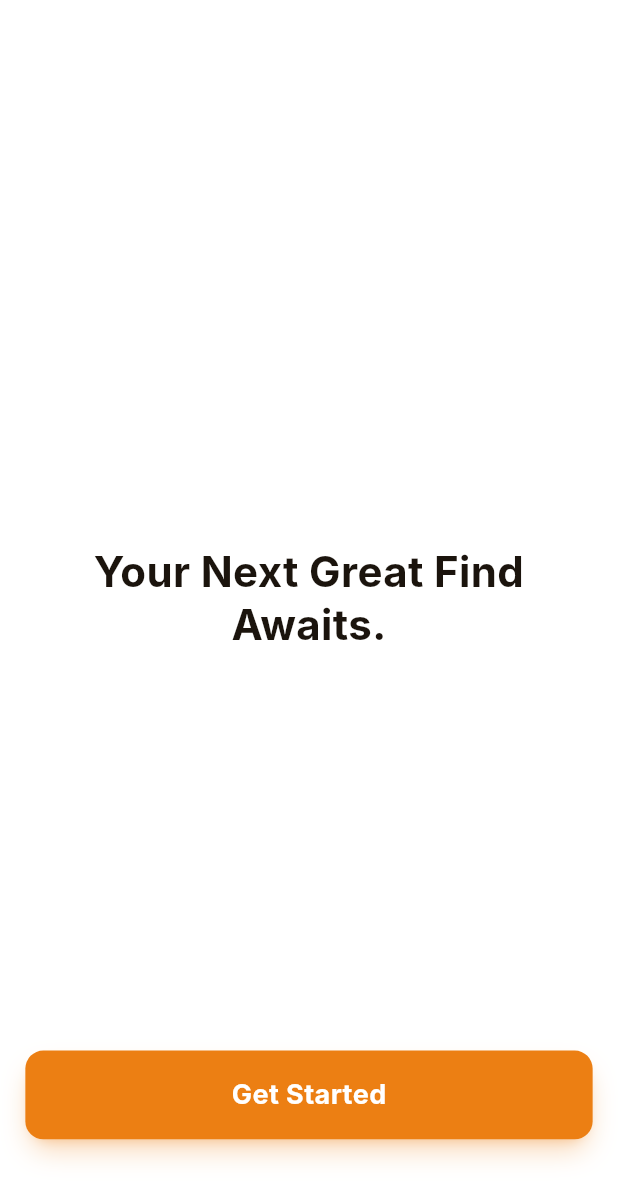
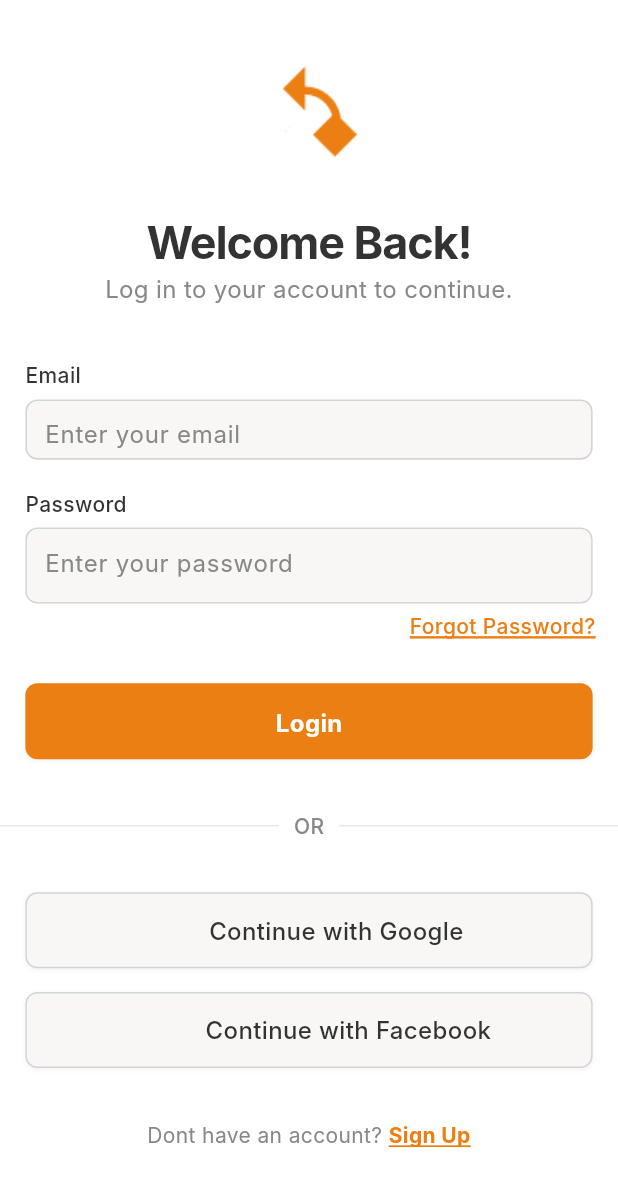
Before and after one commit to bougdar/job-auction, a Flutter app: the screen it shows after launch, on a phone screen of 412 x 824 dp. Shown: the top 1201 px of the screen. Run offline on Flutter 3.47's test engine with Material 3 defaults, Android fonts, the phone set to English and light mode, and no system bars; our stand-ins replace flutter_screenutil, get; Roboto replaces fonts that are missing (Inter).

Commit message:
login page mobile

```diff
--- a/auction_job/lib/main.dart
+++ b/auction_job/lib/main.dart
@@ -21,7 +21,7 @@ class MyApp extends StatelessWidget {
           debugShowCheckedModeBanner: false,
           title: 'Auction Job',
           theme: ThemeData(scaffoldBackgroundColor: Colors.white),
-          initialRoute: AppRoutes.welcome,
+          initialRoute: AppRoutes.loginpage,
           getPages: AppRoutes.pages,
         );
       },
--- a/auction_job/lib/pages/auth/login_page.dart
+++ b/auction_job/lib/pages/auth/login_page.dart
@@ -0,0 +1,363 @@
+import 'package:flutter/material.dart';
+import 'package:flutter_screenutil/flutter_screenutil.dart';
+
+class LoginPage extends StatelessWidget {
+  const LoginPage({super.key});
+
+  @override
+  Widget build(BuildContext context) {
+    return Scaffold(
+      body: Center(
+        child: Column(
+          children: [
+            SizedBox(height: 36.25.h),
+            Container(
+              width: 64.w,
+              height: 64.h,
+              child: Image.asset('lib/assets/logo.png'),
+            ),
+            SizedBox(height: 35.h),
+            SizedBox(
+              width: 217.12.w,
+              height: 36.h,
+              child: Text(
+                'Welcome Back!',
+                textAlign: TextAlign.center,
+                style: TextStyle(
+                  color: const Color(0xFF333333),
+                  fontSize: 30,
+                  fontFamily: 'Inter',
+                  fontWeight: FontWeight.w700,
+                  height: 1.25,
+                  letterSpacing: -0.75,
+                ),
+              ),
+            ),
+            SizedBox(
+              width: 263.35.w,
+              height: 20.h,
+              child: Text(
+                'Log in to your account to continue.',
+                textAlign: TextAlign.center,
+                style: TextStyle(
+                  color: const Color(0xFF888888),
+                  fontSize: 16,
+                  fontFamily: 'Inter',
+                  fontWeight: FontWeight.w400,
+                  height: 1.50,
+                ),
+              ),
+            ),
+            SizedBox(height: 35.h),
+            Container(
+              width: 358.w,
+              height: 67.h,
+              child: Column(
+                crossAxisAlignment: CrossAxisAlignment.start,
+                children: [
+                  Text(
+                    'Email',
+                    style: TextStyle(
+                      color: Color(0xFF333333),
+                      fontSize: 14,
+                      fontFamily: 'Inter',
+                      fontWeight: FontWeight.w500,
+                      height: 1.50.h,
+                    ),
+                  ),
+                  SizedBox(height: 5.h),
+                  Container(
+                    width: 358.w,
+                    height: 38.h,
+                    decoration: BoxDecoration(
+                      color: Color(0xFFF8F7F6),
+                      border: Border.all(width: 1.w, color: Color(0xFFD1D5DB)),
+                      borderRadius: BorderRadius.circular(8),
+                    ),
+                    child: TextField(
+                      decoration: InputDecoration(
+                        hintText: "Enter your email",
+                        hintStyle: TextStyle(
+                          color: Color(0xFF888888),
+                          fontSize: 16,
+                          fontFamily: 'Inter',
+                        ),
+                        border: InputBorder.none,
+                        contentPadding: EdgeInsets.symmetric(
+                          horizontal: 12,
+                          vertical: 8,
+                        ),
+                      ),
+                    ),
+                  ),
+                ],
+              ),
+            ),
+            SizedBox(height: 15.h),
+            Container(
+              width: 358.w,
+              height: 77.h,
+              child: Column(
+                crossAxisAlignment: CrossAxisAlignment.start,
+                children: [
+                  Text(
+                    'Password',
+                    style: TextStyle(
+                      color: Color(0xFF333333),
+                      fontSize: 14,
+                      fontFamily: 'Inter',
+                      fontWeight: FontWeight.w500,
+                      height: 1.50,
+                    ),
+                  ),
+                  SizedBox(height: 5),
+                  Container(
+                    width: 358.w,
+                    height: 48.h,
+                    decoration: BoxDecoration(
+                      color: Color(0xFFF8F7F6),
+                      border: Border.all(width: 1, color: Color(0xFFD1D5DB)),
+                      borderRadius: BorderRadius.circular(8),
+                    ),
+                    child: TextField(
+                      obscureText: true,
+                      decoration: InputDecoration(
+                        border: InputBorder.none,
+                        hintText: 'Enter your password',
+                        hintStyle: TextStyle(
+                          color: Color(0xFF888888),
+                          fontSize: 16,
+                          fontFamily: 'Inter',
+                        ),
+                        contentPadding: EdgeInsets.symmetric(
+                          horizontal: 12,
+                          vertical: 14,
+                        ),
+                      ),
+                    ),
+                  ),
+                ],
+              ),
+            ),
+            Padding(
+              padding: const EdgeInsets.only(right: 15),
+              child: Align(
+                alignment: Alignment.centerRight,
+                child: Text(
+                  'Forgot Password?',
+                  style: TextStyle(
+                    color: Color(0xFFEC7F13),
+                    fontSize: 14,
+                    fontFamily: 'Inter',
+                    fontWeight: FontWeight.w500,
+                    decoration: TextDecoration.underline,
+                    decorationColor: Color(0xFFEC7F13),
+                    decorationThickness: 1.5,
+                    height: 1.50,
+                  ),
+                ),
+              ),
+            ),
+            SizedBox(height: 26.h),
+            Container(
+              width: 358.w,
+              height: 48.h,
+              decoration: ShapeDecoration(
+                color: const Color(0xFFEC7F13),
+                shape: RoundedRectangleBorder(
+                  borderRadius: BorderRadius.circular(8),
+                ),
+                shadows: [
+                  BoxShadow(
+                    color: Color(0x0C000000),
+                    blurRadius: 2,
+                    offset: Offset(0, 1),
+                    spreadRadius: 0,
+                  ),
+                ],
+              ),
+              child: Stack(
+                children: [
+                  Positioned(
+                    left: 157.36.w,
+                    top: 14.h,
+                    child: SizedBox(
+                      width: 43.60.w,
+                      height: 20.h,
+                      child: Text(
+                        'Login',
+                        textAlign: TextAlign.center,
+                        style: TextStyle(
+                          color: Colors.white,
+                          fontSize: 16,
+                          fontFamily: 'Inter',
+                          fontWeight: FontWeight.w700,
+                          height: 1.50,
+                        ),
+                      ),
+                    ),
+                  ),
+                ],
+              ),
+            ),
+            SizedBox(height: 32.h),
+            Row(
+              children: [
+                Expanded(child: Container(height: 1, color: Color(0xFFE5E7EB))),
+                SizedBox(width: 10), // space between line and text
+                Text(
+                  'OR',
+                  style: TextStyle(
+                    color: Color(0xFF888888),
+                    fontSize: 14,
+                    fontFamily: 'Inter',
+                    fontWeight: FontWeight.w500,
+                    height: 1.50,
+                  ),
+                ),
+                SizedBox(width: 10), // space between text and line
+                Expanded(child: Container(height: 1, color: Color(0xFFE5E7EB))),
+              ],
+            ),
+            SizedBox(height: 32.h),
+            Container(
+              width: 358.w,
+              height: 48.h,
+              decoration: ShapeDecoration(
+                color: const Color(0xFFF8F7F6),
+                shape: RoundedRectangleBorder(
+                  side: BorderSide(width: 1, color: const Color(0xFFD1D5DB)),
+                  borderRadius: BorderRadius.circular(8),
+                ),
+                shadows: [
+                  BoxShadow(
+                    color: Color(0x0C000000),
+                    blurRadius: 2,
+                    offset: Offset(0, 1),
+                    spreadRadius: 0,
+                  ),
+                ],
+              ),
+              child: Stack(
+                children: [
+                  Positioned(
+                    left: 80.64.w,
+                    top: 14.h,
+                    child: Container(
+                      width: 20.w,
+                      height: 20.h,
+                      clipBehavior: Clip.antiAlias,
+                      decoration: BoxDecoration(),
+                    ),
+                  ),
+                  Positioned(
+                    left: 112.64.w,
+                    top: 12.h,
+                    child: SizedBox(
+                      width: 165.41.w,
+                      height: 24.h,
+                      child: Text(
+                        'Continue with Google',
+                        textAlign: TextAlign.center,
+                        style: TextStyle(
+                          color: const Color(0xFF333333),
+                          fontSize: 16,
+                          fontFamily: 'Inter',
+                          fontWeight: FontWeight.w500,
+                          height: 1.50,
+                        ),
+                      ),
+                    ),
+                  ),
+                ],
+              ),
+            ),
+            SizedBox(height: 15.h),
+            Container(
+              width: 358.w,
+              height: 48.h,
+              decoration: ShapeDecoration(
+                color: const Color(0xFFF8F7F6),
+                shape: RoundedRectangleBorder(
+                  side: BorderSide(width: 1, color: const Color(0xFFD1D5DB)),
+                  borderRadius: BorderRadius.circular(8),
+                ),
+                shadows: [
+                  BoxShadow(
+                    color: Color(0x0C000000),
+                    blurRadius: 2,
+                    offset: Offset(0, 1),
+                    spreadRadius: 0,
+                  ),
+                ],
+              ),
+              child: Stack(
+                children: [
+                  Positioned(
+                    left: 80.64.w,
+                    top: 14.h,
+                    child: Container(
+                      width: 20.w,
+                      height: 20.h,
+                      clipBehavior: Clip.antiAlias,
+                      decoration: BoxDecoration(),
+                    ),
+                  ),
+                  Positioned(
+                    left: 112.64.w,
+                    top: 12.h,
+                    child: Text(
+                      'Continue with Facebook',
+                      textAlign: TextAlign.center,
+                      style: TextStyle(
+                        color: const Color(0xFF333333),
+                        fontSize: 16,
+                        fontFamily: 'Inter',
+                        fontWeight: FontWeight.w500,
+                        height: 1.50,
+                      ),
+                    ),
+                  ),
+                ],
+              ),
+            ),
+            SizedBox(height: 33.h),
+            SizedBox(
+              width: 212.97.h,
+              height: 17.w,
+              child: Text.rich(
+                TextSpan(
+                  children: [
+                    TextSpan(
+                      text: 'Dont have an account? ',
+                      style: TextStyle(
+                        color: const Color(0xFF888888),
+                        fontSize: 14,
+                        fontFamily: 'Inter',
+                        fontWeight: FontWeight.w400,
+                        height: 1.43,
+                      ),
+                    ),
+                    TextSpan(
+                      text: 'Sign Up',
+                      style: TextStyle(
+                        color: const Color(0xFFEC7F13),
+                        fontSize: 14,
+                        fontFamily: 'Inter',
+                        fontWeight: FontWeight.w700,
+                        decoration: TextDecoration.underline,
+                        decorationColor: Color(0xFFEC7F13),
+                        height: 1.43,
+                      ),
+                    ),
+                  ],
+                ),
+                textAlign: TextAlign.center,
+              ),
+            ),
+          ],
+        ),
+      ),
+    );
+  }
+}
--- a/auction_job/lib/pages/welcome_page.dart
+++ b/auction_job/lib/pages/welcome_page.dart
@@ -27,9 +27,7 @@ class WelcomePage extends StatelessWidget {
                 ),
               ),
             ),
-
             SizedBox(height: 250.h),
-
             Container(
               width: 358.w,
               height: 56.h,
--- a/auction_job/lib/routes/routes.dart
+++ b/auction_job/lib/routes/routes.dart
@@ -1,11 +1,13 @@
+import 'package:auction_job/pages/auth/login_page.dart';
 import 'package:get/get.dart';
 
 import '../pages/welcome_page.dart';
 
 class AppRoutes {
   static const welcome = '/welcome';
-
+  static const loginpage = '/loginpage';
   static final pages = [
     GetPage(name: welcome, page: () => const WelcomePage()),
+    GetPage(name: loginpage, page: () => const LoginPage()),
   ];
 }
--- a/auction_job/pubspec.yaml
+++ b/auction_job/pubspec.yaml
@@ -53,7 +53,8 @@ dev_dependencies:
 
 # The following section is specific to Flutter packages.
 flutter:
-
+  assets:
+    - lib/assets/logo.png
   # The following line ensures that the Material Icons font is
   # included with your application, so that you can use the icons in
   # the material Icons class.
```
Also changed, not shown: auction_job/lib/assets/logo.png (added).
